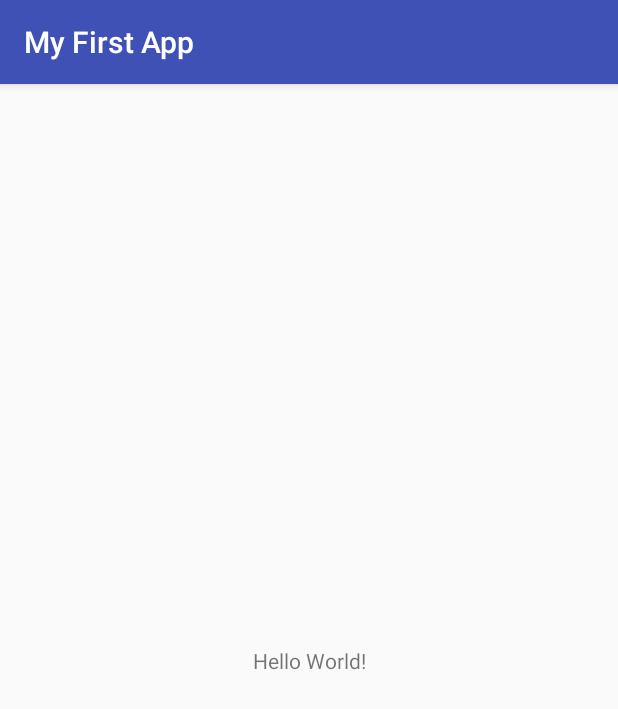
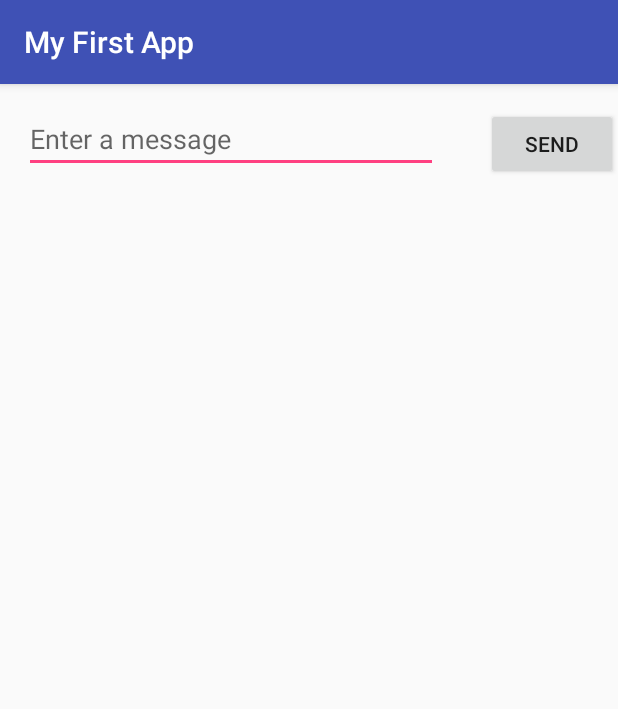
Before and after one commit to Pedroteixeirabisognin/My-First-App, an Android app: the screen it shows after launch (MainActivity), on a phone screen of 412 x 824 dp. Shown: the top 709 px of the screen. Run offline under Robolectric (Android 15) with nearby library versions, the phone set to English and light mode, and no system bars.

Commit message:
Criando uma interface de usuário simples

```diff
--- a/app/src/main/res/layout/activity_main.xml
+++ b/app/src/main/res/layout/activity_main.xml
@@ -6,13 +6,32 @@
     android:layout_height="match_parent"
     tools:context=".MainActivity">
 
-    <TextView
+    <EditText
+        android:id="@+id/editText"
+        android:layout_width="0dp"
+        android:layout_height="43dp"
+        android:layout_marginEnd="16dp"
+        android:layout_marginLeft="16dp"
+        android:layout_marginRight="16dp"
+        android:layout_marginStart="16dp"
+        android:layout_marginTop="16dp"
+        android:ems="10"
+        android:hint="@string/edit_message"
+        android:inputType="textPersonName"
+        app:layout_constraintEnd_toStartOf="@+id/button"
+        app:layout_constraintHorizontal_bias="0.5"
+        app:layout_constraintStart_toStartOf="parent"
+        app:layout_constraintTop_toTopOf="parent" />
+
+    <Button
+        android:id="@+id/button"
         android:layout_width="wrap_content"
         android:layout_height="wrap_content"
-        android:text="Hello World!"
-        app:layout_constraintBottom_toBottomOf="parent"
-        app:layout_constraintLeft_toLeftOf="parent"
-        app:layout_constraintRight_toRightOf="parent"
-        app:layout_constraintTop_toTopOf="parent" />
-
+        android:layout_marginLeft="16dp"
+        android:layout_marginStart="16dp"
+        android:text="@string/button_send"
+        app:layout_constraintBaseline_toBaselineOf="@+id/editText"
+        app:layout_constraintEnd_toEndOf="parent"
+        app:layout_constraintHorizontal_bias="0.5"
+        app:layout_constraintStart_toEndOf="@+id/editText" />
 </android.support.constraint.ConstraintLayout>
--- a/app/src/main/res/values/strings.xml
+++ b/app/src/main/res/values/strings.xml
@@ -1,3 +1,5 @@
 <resources>
     <string name="app_name">My First App</string>
+    <string name="edit_message">Enter a message</string>
+    <string name="button_send">Send</string>
 </resources>
```
